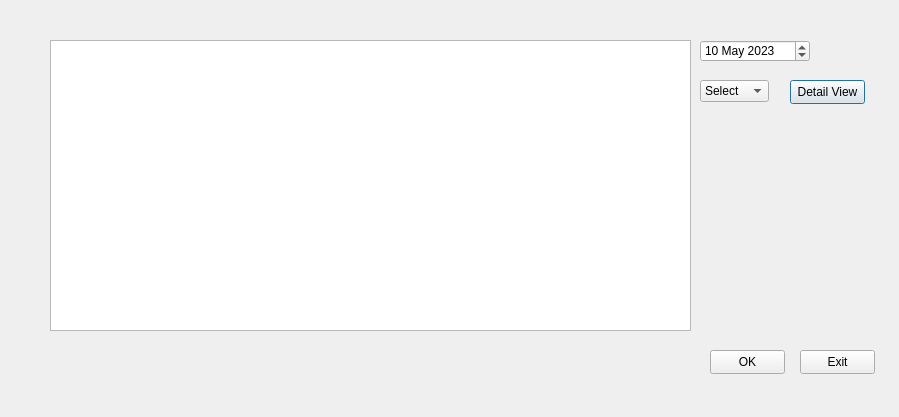
The window that pacs_log.ui (jamemanionda/2023_skku_medical) describes before a commit, drawn with Qt 5.
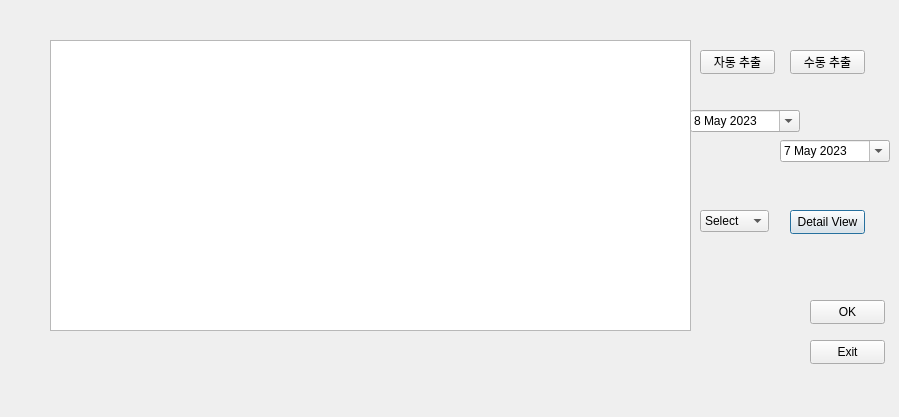
The same window after the commit.

Patch:
```diff
--- a/pacs_log.ui
+++ b/pacs_log.ui
@@ -27,7 +27,7 @@
    <property name="geometry">
     <rect>
      <x>790</x>
-     <y>80</y>
+     <y>210</y>
      <width>75</width>
      <height>24</height>
     </rect>
@@ -39,8 +39,8 @@
   <widget class="QPushButton" name="OK_button">
    <property name="geometry">
     <rect>
-     <x>710</x>
-     <y>350</y>
+     <x>810</x>
+     <y>300</y>
      <width>75</width>
      <height>24</height>
     </rect>
@@ -52,8 +52,8 @@
   <widget class="QPushButton" name="Exit_button">
    <property name="geometry">
     <rect>
-     <x>800</x>
-     <y>350</y>
+     <x>810</x>
+     <y>340</y>
      <width>75</width>
      <height>24</height>
     </rect>
@@ -65,8 +65,8 @@
   <widget class="QDateEdit" name="choosedate">
    <property name="geometry">
     <rect>
-     <x>700</x>
-     <y>40</y>
+     <x>690</x>
+     <y>110</y>
      <width>110</width>
      <height>22</height>
     </rect>
@@ -78,7 +78,7 @@
      <second>0</second>
      <year>2023</year>
      <month>5</month>
-     <day>10</day>
+     <day>8</day>
     </datetime>
    </property>
    <property name="time">
@@ -88,12 +88,15 @@
      <second>0</second>
     </time>
    </property>
+   <property name="calendarPopup">
+    <bool>true</bool>
+   </property>
   </widget>
   <widget class="QComboBox" name="chooseaction">
    <property name="geometry">
     <rect>
      <x>700</x>
-     <y>80</y>
+     <y>210</y>
      <width>69</width>
      <height>22</height>
     </rect>
@@ -114,6 +117,62 @@
     </property>
    </item>
   </widget>
+  <widget class="QPushButton" name="auto_button">
+   <property name="geometry">
+    <rect>
+     <x>700</x>
+     <y>50</y>
+     <width>75</width>
+     <height>24</height>
+    </rect>
+   </property>
+   <property name="text">
+    <string>자동 추출</string>
+   </property>
+  </widget>
+  <widget class="QPushButton" name="manual_button">
+   <property name="geometry">
+    <rect>
+     <x>790</x>
+     <y>50</y>
+     <width>75</width>
+     <height>24</height>
+    </rect>
+   </property>
+   <property name="text">
+    <string>수동 추출</string>
+   </property>
+  </widget>
+  <widget class="QDateEdit" name="edate">
+   <property name="geometry">
+    <rect>
+     <x>780</x>
+     <y>140</y>
+     <width>110</width>
+     <height>22</height>
+    </rect>
+   </property>
+   <property name="dateTime">
+    <datetime>
+     <hour>3</hour>
+     <minute>0</minute>
+     <second>0</second>
+     <year>2023</year>
+     <month>5</month>
+     <day>7</day>
+    </datetime>
+   </property>
+   <property name="time">
+    <time>
+     <hour>3</hour>
+     <minute>0</minute>
+     <second>0</second>
+    </time>
+   </property>
+   <property name="calendarPopup">
+    <bool>true</bool>
+   </property>
+  </widget>
  </widget>
  <resources/>
  <connections/>
```
Left out of the diff: 2 changed lines with no effect on the pictures.
